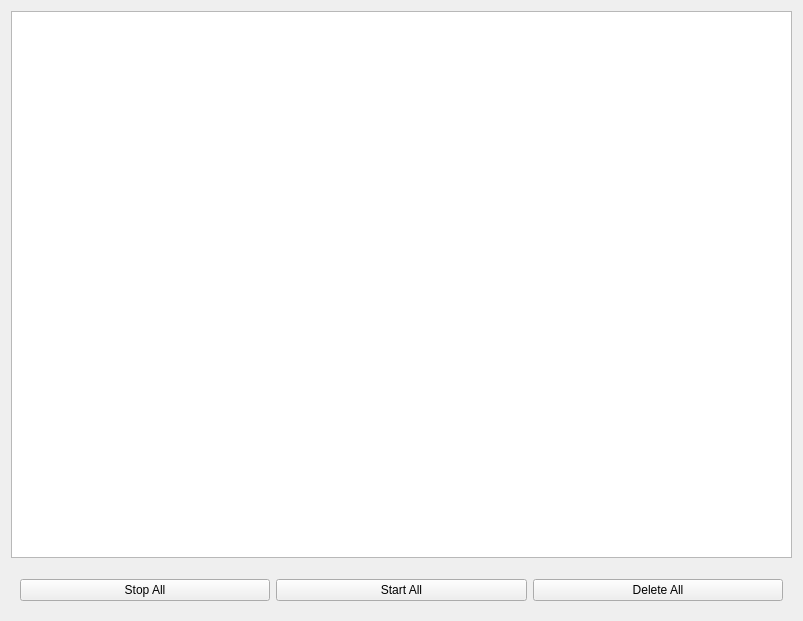
Qt form sVanilla/src/ClientUi/Download/DownloadWidget.ui (WangPengZhan/sVanilla) before a commit.
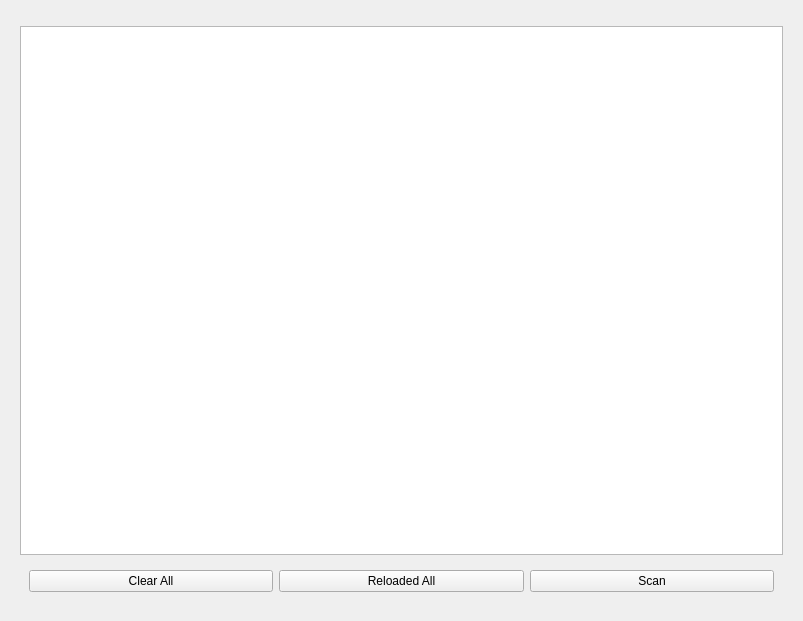
The same form after that commit. The open tabs and pages were chosen to show the change. Custom widgets are drawn as their Qt base class.

Patch:
```diff
--- a/sVanilla/src/ClientUi/Download/DownloadWidget.ui
+++ b/sVanilla/src/ClientUi/Download/DownloadWidget.ui
@@ -13,14 +13,24 @@
   <property name="windowTitle">
    <string>DownloadWidget</string>
   </property>
-  <layout class="QVBoxLayout" name="verticalLayout">
-   <item>
+  <layout class="QGridLayout" name="gridLayout_2">
+   <item row="0" column="0">
+    <widget class="VanillaStyle::ToggleButton" name="horizonNavigation" native="true"/>
+   </item>
+   <item row="1" column="0">
+    <widget class="QStackedWidget" name="stackedWidget">
+     <property name="currentIndex">
+      <number>0</number>
+     </property>
+     <widget class="QWidget" name="widgetDownloading">
+      <layout class="QGridLayout" name="gridLayout">
+       <item row="0" column="0">
     <widget class="::DownloadingListWidget" name="DownloadListWidget"/>
    </item>
    <item>
     <widget class="QWidget" name="DownloadInfoamationWidget" native="true"/>
    </item>
-   <item>
+       <item row="2" column="0">
     <widget class="QWidget" name="DownloadPageBtns" native="true">
      <layout class="QHBoxLayout" name="horizontalLayout">
       <item>
@@ -49,6 +59,44 @@
    </item>
   </layout>
  </widget>
+     <widget class="QWidget" name="widgetDownloaded">
+      <layout class="QGridLayout" name="gridLayout_3">
+       <item row="0" column="0">
+        <widget class="::DownloadingListWidget" name="listWidgetDownloaded"/>
+       </item>
+       <item row="1" column="0">
+        <widget class="QWidget" name="DownloadedBtnGroup" native="true">
+         <layout class="QHBoxLayout" name="horizontalLayout_2">
+          <item>
+           <widget class="QPushButton" name="btnClearAll">
+            <property name="text">
+             <string>Clear All</string>
+            </property>
+           </widget>
+          </item>
+          <item>
+           <widget class="QPushButton" name="btnRedownload">
+            <property name="text">
+             <string>Reloaded All</string>
+            </property>
+           </widget>
+          </item>
+          <item>
+           <widget class="QPushButton" name="btnScaned">
+            <property name="text">
+             <string>Scan</string>
+            </property>
+           </widget>
+          </item>
+         </layout>
+        </widget>
+       </item>
+      </layout>
+     </widget>
+    </widget>
+   </item>
+  </layout>
+ </widget>
  <customwidgets>
   <customwidget>
    <class>::DownloadingListWidget</class>
@@ -56,6 +104,12 @@
    <header>ClientUi/Download/DownloadingListWidget.h</header>
    <container>1</container>
   </customwidget>
+  <customwidget>
+   <class>VanillaStyle::ToggleButton</class>
+   <extends>QWidget</extends>
+   <header>VanillaStyle/Widgets/ToggleButton.h</header>
+   <container>1</container>
+  </customwidget>
  </customwidgets>
  <resources/>
  <connections/>
```
Left out of the diff: 2 changed lines with no effect on the pictures. Lines whose indentation alone changed are shown as unchanged.
